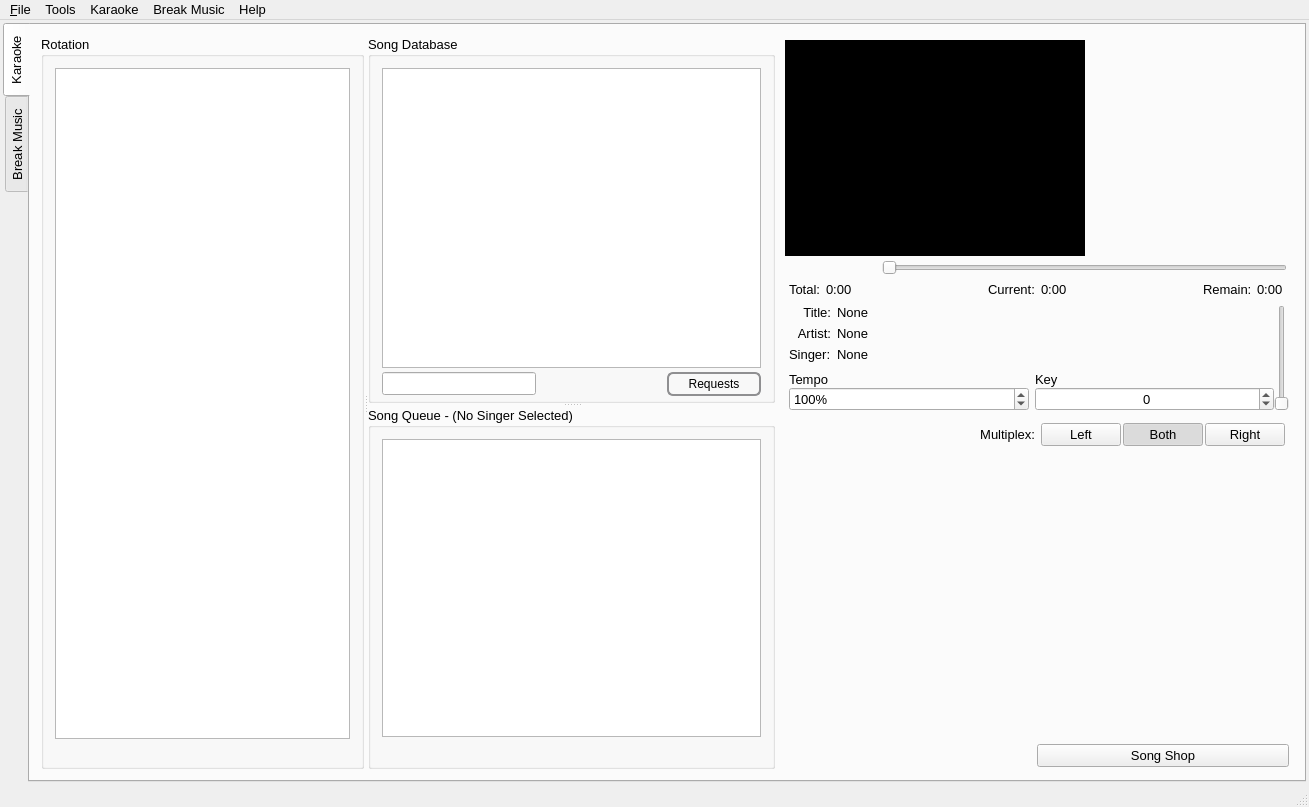
First picture: the form in OpenKJ/mainwindow.ui, repository OpenKJ/OpenKJ, before the edit.
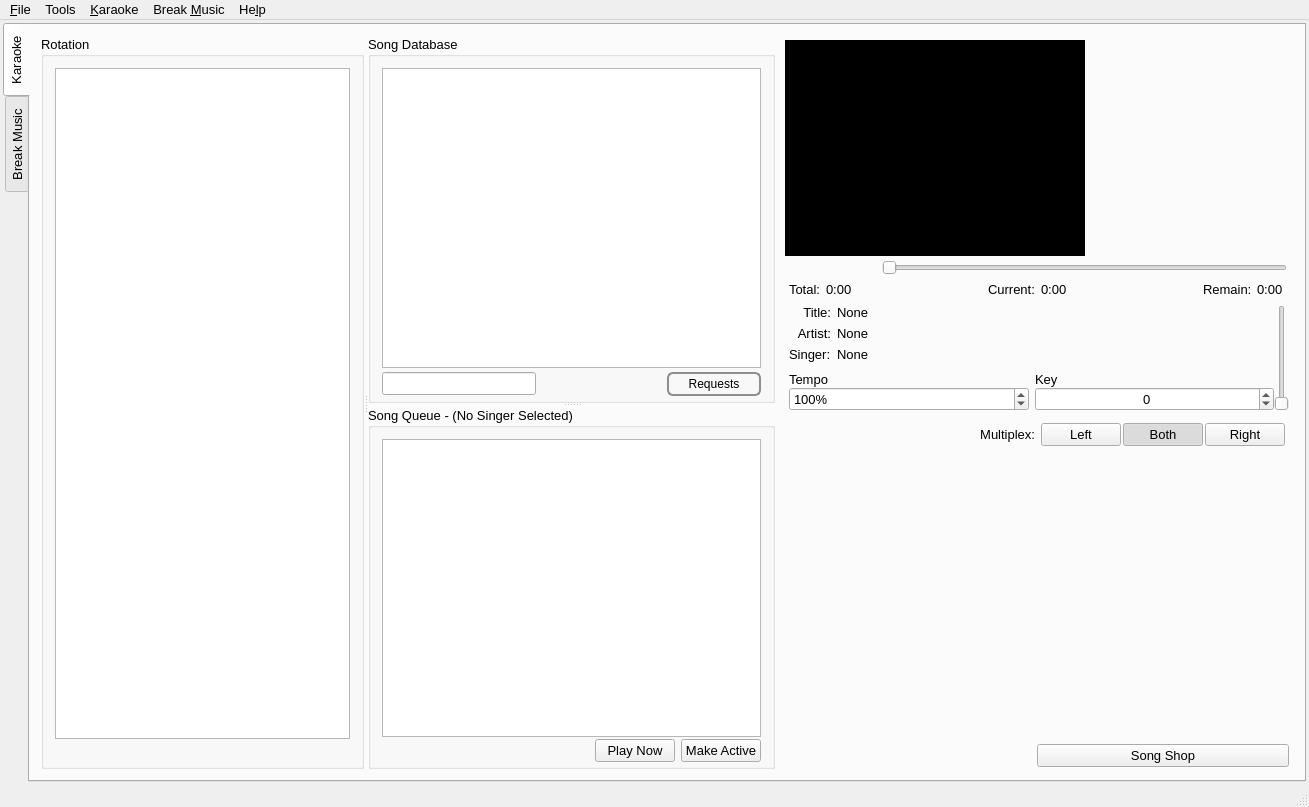
Second picture: the form after the edit. Icons and pictures are not drawn. Custom widgets are drawn as their Qt base class.

Commit message:
Fix issue with single-clicks in linux getting in the way of adding songs
 - In both user and song choice boxes, single-clicking on an item was requesting the song/singer to play
 - For singer, made 'activate' only work in the first (microphone icon) column
 - Made it explicitly double-click
 - Added buttons to do it with single clicks
 - Added context menu item for add-to queue and play now.

```diff
--- a/OpenKJ/mainwindow.ui
+++ b/OpenKJ/mainwindow.ui
@@ -558,6 +558,20 @@
                       </property>
                      </spacer>
                     </item>
+                    <item>
+                     <widget class="QPushButton" name="pushButtonPlayNow">
+                      <property name="text">
+                       <string>Play Now</string>
+                      </property>
+                     </widget>
+                    </item>
+                    <item>
+                     <widget class="QPushButton" name="pushButtonActivateSinger">
+                      <property name="text">
+                       <string>Make Active</string>
+                      </property>
+                     </widget>
+                    </item>
                    </layout>
                   </widget>
                  </item>
@@ -2659,7 +2673,7 @@
      <x>0</x>
      <y>0</y>
      <width>1309</width>
-     <height>25</height>
+     <height>22</height>
     </rect>
    </property>
    <widget class="QMenu" name="menuFile">
@@ -2678,7 +2692,7 @@
    </widget>
    <widget class="QMenu" name="menuKaraoke">
     <property name="title">
-     <string>Karaoke</string>
+     <string>&amp;Karaoke</string>
     </property>
     <addaction name="actionManage_Karaoke_DB"/>
     <addaction name="actionRegulars"/>
@@ -2691,7 +2705,7 @@
    </widget>
    <widget class="QMenu" name="menuBreak_Music">
     <property name="title">
-     <string>Break Music</string>
+     <string>Break &amp;Music</string>
     </property>
     <widget class="QMenu" name="menuPlaylists">
      <property name="title">
@@ -2709,7 +2723,7 @@
    </widget>
    <widget class="QMenu" name="menuHelp">
     <property name="title">
-     <string>Help</string>
+     <string>He&amp;lp</string>
     </property>
     <addaction name="actionAbout"/>
    </widget>
```
Left out of the diff: 38 changed lines with no effect on the pictures. The commit also changes 2 other files.
